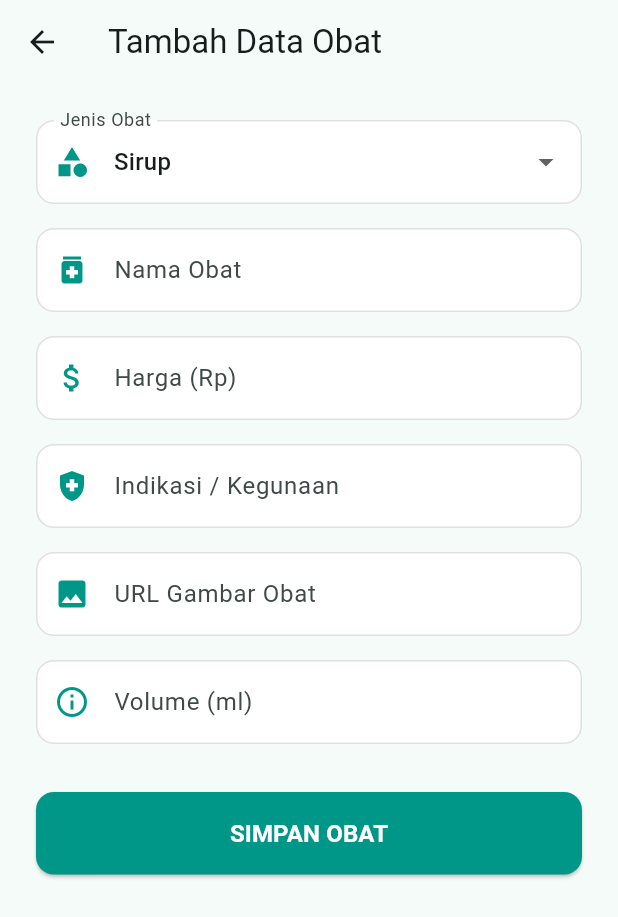
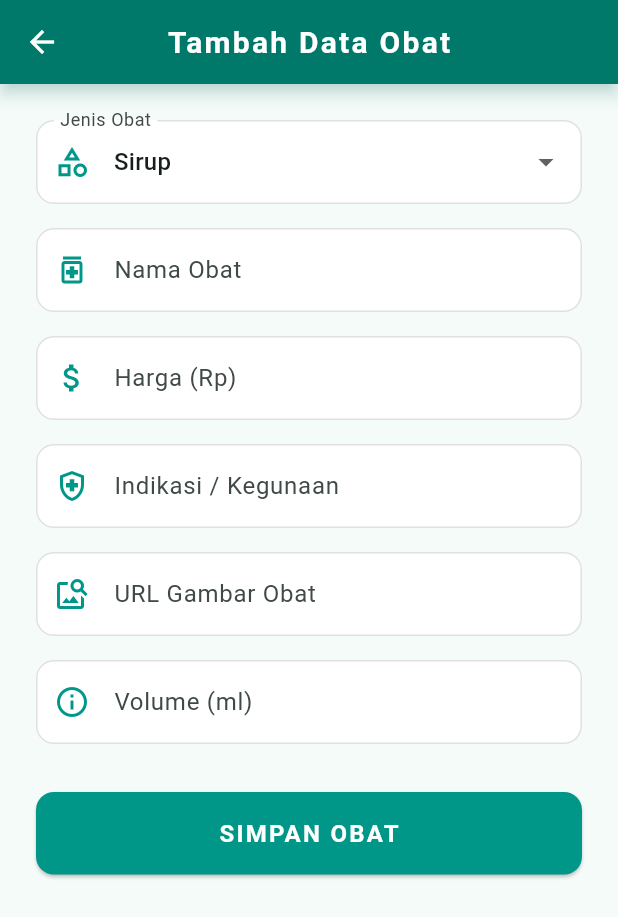
Before and after one commit to afdalmaulan1-tech/PBO_UTS_Kelompok, a Flutter app: the screen it shows after launch, after a tap on "Tambah Obat", on a phone screen of 412 x 824 dp. Shown: the top 917 px of the screen. Run offline on Flutter 3.47's test engine with Material 3 defaults, Android fonts, the phone set to English and light mode, and no system bars.

Commit message:
merapikan code

```diff
--- a/lib/models/obat.dart
+++ b/lib/models/obat.dart
@@ -18,7 +18,7 @@ abstract class Obat {
 
   // Method konkret: sudah memiliki isi dan dapat digunakan class turunan.
   String informasi() {
-    return "Harga : Rp \(harga\nIndikasi :\)indikasi";
+    return "Harga : Rp $harga\nIndikasi : $indikasi";
   }
 }
 
--- a/lib/screens/daftar_obat_screen.dart
+++ b/lib/screens/daftar_obat_screen.dart
@@ -1,4 +1,5 @@
 import 'package:flutter/material.dart';
+
 import '../models/obat.dart';
 import 'form_tambah_obat.dart';
 
@@ -44,6 +45,7 @@ class _DaftarObatScreenState extends State {
                 fontWeight: FontWeight.bold,
                 fontSize: 22,
                 color: Colors.white,
+                letterSpacing: 1.5,
               ),
             ),
             Text(
@@ -52,6 +54,7 @@ class _DaftarObatScreenState extends State {
                 fontSize: 13,
                 color: Colors.white70,
                 fontWeight: FontWeight.normal,
+                letterSpacing: 1,
               ),
             ),
           ],
@@ -113,10 +116,12 @@ class _DaftarObatScreenState extends State {
                             ? Image.network(
                                 obat.urlGambar,
                                 height: 180,
+                                width: 180,
                                 fit: BoxFit.cover,
                                 errorBuilder: (context, error, stackTrace) =>
                                     Container(
                                       height: 180,
+                                      width: 180,
                                       color: Colors.grey[300],
                                       child: const Icon(
                                         Icons.broken_image,
@@ -127,6 +132,7 @@ class _DaftarObatScreenState extends State {
                               )
                             : Container(
                                 height: 180,
+                                width: 180,
                                 color: Colors.green[100],
                                 child: const Icon(
                                   Icons.medication,
@@ -181,8 +187,11 @@ class _DaftarObatScreenState extends State {
             _tambahObat(obatBaru);
           }
         },
-        icon: const Icon(Icons.add),
-        label: const Text("Tambah Obat"),
+        icon: const Icon(Icons.add, color: Colors.white),
+        label: const Text(
+          "Tambah Obat",
+          style: TextStyle(color: Colors.white, fontWeight: FontWeight.bold),
+        ),
         backgroundColor: Colors.teal,
       ),
     );
--- a/lib/screens/form_tambah_obat.dart
+++ b/lib/screens/form_tambah_obat.dart
@@ -1,4 +1,5 @@
 import 'package:flutter/material.dart';
+
 import '../models/obat.dart';
 
 class FormTambahObat extends StatefulWidget {
@@ -68,7 +69,25 @@ class _FormTambahObatState extends State<FormTambahObat> {
   @override
   Widget build(BuildContext context) {
     return Scaffold(
-      appBar: AppBar(title: const Text("Tambah Data Obat")),
+      appBar: AppBar(
+        title: const Text(
+          "Tambah Data Obat",
+          style: TextStyle(
+            fontWeight: FontWeight.bold,
+            fontSize: 20,
+            color: Colors.white,
+            letterSpacing: 1.5,
+          ),
+        ),
+        centerTitle: true,
+        backgroundColor: Colors.teal.shade700,
+        iconTheme: const IconThemeData(color: Colors.white),
+        elevation: 4,
+        shadowColor: Colors.teal.withOpacity(0.4),
+        shape: const RoundedRectangleBorder(
+          borderRadius: BorderRadius.vertical(bottom: Radius.circular(0)),
+        ),
+      ),
       body: SingleChildScrollView(
         padding: const EdgeInsets.all(24),
         child: Form(
@@ -78,7 +97,7 @@ class _FormTambahObatState extends State<FormTambahObat> {
             children: [
               DropdownButtonFormField(
                 initialValue: _jenisObat,
-                decoration: _inputStyle("Jenis Obat", Icons.category),
+                decoration: _inputStyle("Jenis Obat", Icons.category_outlined),
                 items: ['Sirup', 'Tablet', 'Salep']
                     .map(
                       (jenis) =>
@@ -96,7 +115,7 @@ class _FormTambahObatState extends State<FormTambahObat> {
               const SizedBox(height: 16),
               TextFormField(
                 controller: _namaController, // Menghubungkan Controller.
-                decoration: _inputStyle("Nama Obat", Icons.medication),
+                decoration: _inputStyle("Nama Obat", Icons.medication_outlined),
                 // Validasi nama tidak boleh kosong.
                 validator: (value) =>
                     value!.isEmpty ? 'Nama tidak boleh kosong' : null,
@@ -105,7 +124,10 @@ class _FormTambahObatState extends State<FormTambahObat> {
               TextFormField(
                 controller: _hargaController,
                 keyboardType: TextInputType.number,
-                decoration: _inputStyle("Harga (Rp)", Icons.attach_money),
+                decoration: _inputStyle(
+                  "Harga (Rp)",
+                  Icons.attach_money_outlined,
+                ),
                 validator: (value) {
                   if (value!.isEmpty) return 'Harga tidak boleh kosong';
                   if (int.tryParse(value) == null) return 'Harus berupa angka';
@@ -117,7 +139,7 @@ class _FormTambahObatState extends State<FormTambahObat> {
                 controller: _indikasiController,
                 decoration: _inputStyle(
                   "Indikasi / Kegunaan",
-                  Icons.health_and_safety,
+                  Icons.health_and_safety_outlined,
                 ),
                 validator: (value) =>
                     value!.isEmpty ? 'Indikasi tidak boleh kosong' : null,
@@ -125,7 +147,7 @@ class _FormTambahObatState extends State<FormTambahObat> {
               const SizedBox(height: 16),
               TextFormField(
                 controller: _gambarController,
-                decoration: _inputStyle("URL Gambar Obat", Icons.image),
+                decoration: _inputStyle("URL Gambar Obat", Icons.image_search),
                 validator: (value) =>
                     value!.isEmpty ? 'URL tidak boleh kosong' : null,
               ),
@@ -140,7 +162,7 @@ class _FormTambahObatState extends State<FormTambahObat> {
                       : _jenisObat == 'Tablet'
                       ? "Jumlah Butir"
                       : "Berat (gram)",
-                  Icons.info_outline,
+                  Icons.info_outlined,
                 ),
                 validator: (value) {
                   if (value!.isEmpty) return 'Atribut ini wajib diisi';
@@ -165,6 +187,7 @@ class _FormTambahObatState extends State<FormTambahObat> {
                     fontSize: 16,
                     fontWeight: FontWeight.bold,
                     color: Colors.white,
+                    letterSpacing: 1.5,
                   ),
                 ),
               ),
```
